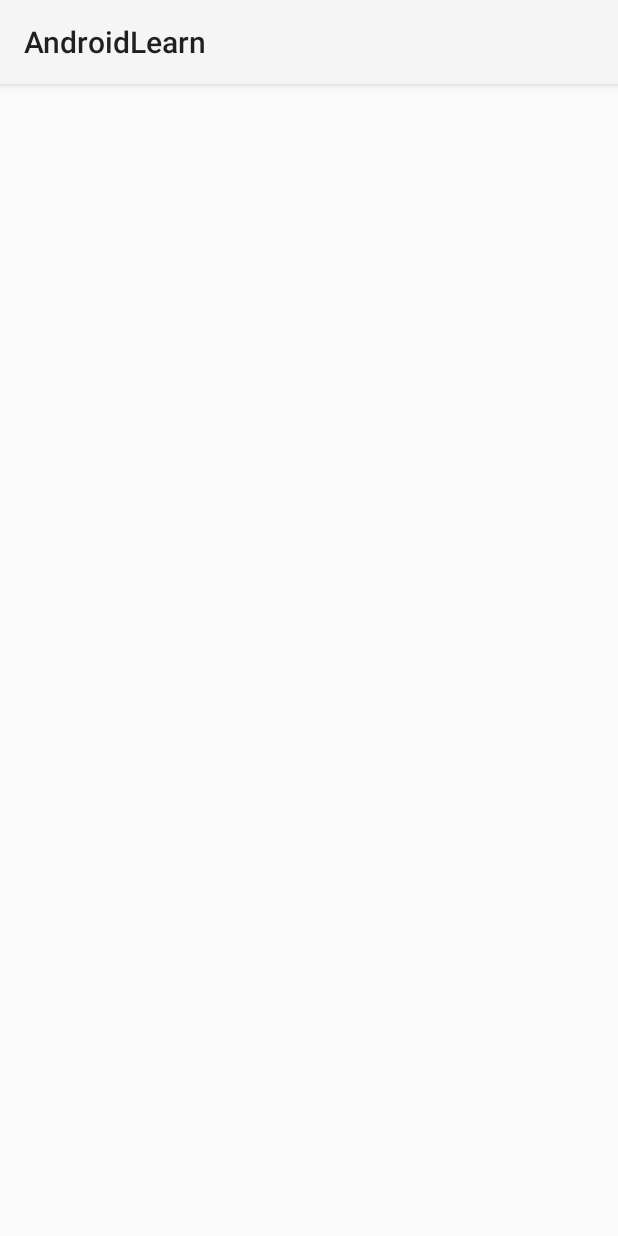
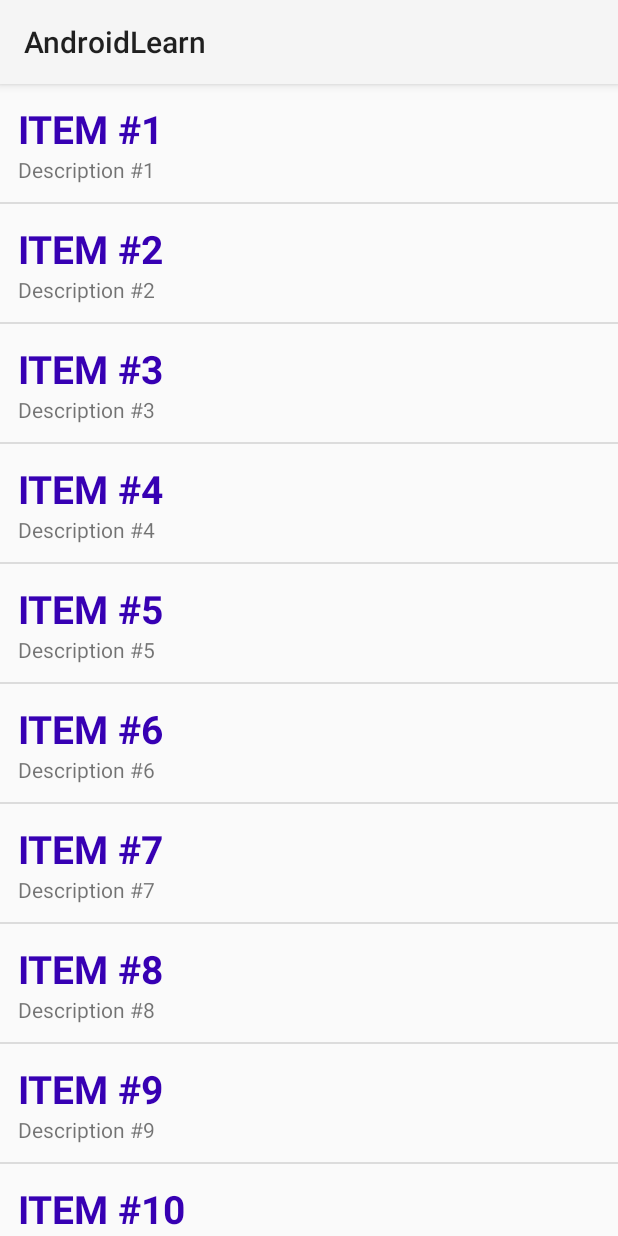
Before and after one commit to JonikBoltaev/AndroidLearn, an Android app: the screen it shows after launch (MainActivity), on a phone screen of 412 x 824 dp. Run offline under Robolectric (Android 15) with nearby library versions, the phone set to English and light mode, and no system bars.

Commit message:
Реализация Simple Adapter

```diff
--- a/app/src/main/java/ru/jonik/androidlearn/MainActivity.kt
+++ b/app/src/main/java/ru/jonik/androidlearn/MainActivity.kt
@@ -2,6 +2,10 @@ package ru.jonik.androidlearn
 
 import androidx.appcompat.app.AppCompatActivity
 import android.os.Bundle
+import android.widget.Adapter
+import android.widget.AdapterView
+import android.widget.SimpleAdapter
+import androidx.appcompat.app.AlertDialog
 import ru.jonik.androidlearn.databinding.ActivityMainBinding
 
 class MainActivity : AppCompatActivity() {
@@ -10,5 +14,81 @@ class MainActivity : AppCompatActivity() {
         super.onCreate(savedInstanceState)
         binding = ActivityMainBinding.inflate(layoutInflater)
         setContentView(binding.root)
+        setupListViewWithSimpleGeneratedData()
+    }
+
+    // Базовая генерация даты
+    private fun setupListViewWithSimpleGeneratedData() {
+        val data = (1..100).map {
+            mapOf(
+                KEY_TITLE to "Item #$it",
+                KEY_DESCRIPTION to "Description #$it"
+            )
+        }
+        // Инициализация адаптера
+        // SimpleAdapter - Требует данные определенной структуры данных (List с ключ-значение)
+        val adapter = SimpleAdapter( // Принимает 5 аргументов
+            this,
+            data, // Передаем данные
+            //TODO
+            R.layout.item_custom, // Кастомный макет
+            arrayOf(
+                KEY_TITLE,
+                KEY_DESCRIPTION
+            ), // Передаем KEY_TITLE на text1 и так же для след элемента
+            intArrayOf(R.id.tv_title, R.id.tv_description)
+        )
+        // Вызов свойства adapter и присваиваем созданный адаптер
+        binding.listView.adapter = adapter
+
+        binding.listView.onItemClickListener =
+            AdapterView.OnItemClickListener { parent, view, position, id ->
+                val selectedItemTitle = data[position][KEY_TITLE]
+                val selectedItemDescription = data[position][KEY_DESCRIPTION]
+
+                val dialog = AlertDialog.Builder(this)
+                    .setTitle(selectedItemTitle)
+                    .setMessage(getString(R.string.item_selected_message, selectedItemDescription))
+                    .setPositiveButton("Ok") { dialog, which -> }
+                    .create()
+                dialog.show()
+            }
+    }
+
+    companion object {
+        @JvmStatic
+        val KEY_TITLE = "title"
+
+        @JvmStatic
+        val KEY_DESCRIPTION = "description"
     }
 }
+
+//    private fun setupListView() {
+
+//        // Создание данных для адаптера
+//        val data: List<Map<String, String>> = listOf(
+//            mapOf(
+//                KEY_TITLE to "1 title",
+//                KEY_DESCRIPTION to "1 description"
+//            ),
+//            mapOf(
+//                KEY_TITLE to "2 title",
+//                KEY_DESCRIPTION to "2 description"
+//            ),
+//            mapOf(
+//                KEY_TITLE to "3 title",
+//                KEY_DESCRIPTION to "3 description"
+//            )
+//        )
+//        // Инициализация адаптера
+//        // SimpleAdapter - Требует данные определенной структуры данных (List с ключ-значение)
+//        val adapter = SimpleAdapter( // Принимает 5 аргументов
+//            this,
+//            data, // Передаем данные
+//            android.R.layout.simple_list_item_2, // Стандартный макетный файл для вывода каждого элемента списка. Состоит из 2-х вертикальных textView
+//            arrayOf(KEY_TITLE, KEY_DESCRIPTION), // Передаем KEY_TITLE на text1 и так же для след элемента
+//            intArrayOf(android.R.id.text1, android.R.id.text2)
+//        )
+//        // Вызов свойства adapter и присваиваем созданный адаптер
+//        binding.listView.adapter = adapter
--- /dev/null
+++ b/app/src/main/res/layout/item_custom.xml
@@ -0,0 +1,23 @@
+<?xml version="1.0" encoding="utf-8"?>
+<LinearLayout xmlns:android="http://schemas.android.com/apk/res/android"
+    android:layout_width="match_parent"
+    android:layout_height="match_parent"
+    android:orientation="vertical"
+    android:padding="12dp">
+
+    <TextView
+        android:id="@+id/tv_title"
+        android:layout_width="match_parent"
+        android:layout_height="wrap_content"
+        android:text="@string/title"
+        android:textAllCaps="true"
+        android:textColor="@color/purple_700"
+        android:textSize="@dimen/title"
+        android:textStyle="bold" />
+
+    <TextView
+        android:id="@+id/tv_description"
+        android:layout_width="match_parent"
+        android:layout_height="wrap_content"
+        android:text="@string/description" />
+</LinearLayout>
--- /dev/null
+++ b/app/src/main/res/values/dimens.xml
@@ -0,0 +1,4 @@
+<?xml version="1.0" encoding="utf-8"?>
+<resources>
+    <dimen name="title">26sp</dimen>
+</resources>
--- a/app/src/main/res/values/strings.xml
+++ b/app/src/main/res/values/strings.xml
@@ -1,3 +1,6 @@
 <resources>
     <string name="app_name">AndroidLearn</string>
+    <string name="item_selected_message">You have selected the item: %1$s</string>
+    <string name="description">Description</string>
+    <string name="title">Title</string>
 </resources>
```
Also changed, not shown: app/src/main/res/layout/activity_main.xml (+3 -13 lines).
